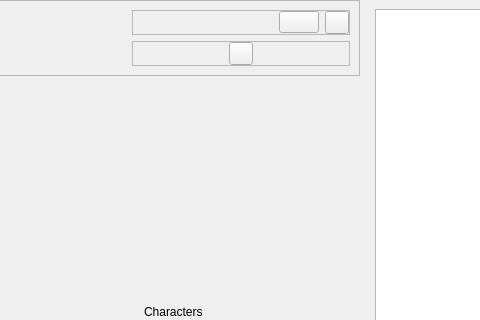
brandonzorn/Nlight, file data/ui/widgets/info.ui: the form before one commit; both pictures show x 96 to 576 and y 0 to 320 of the 736 by 531 pixel window.
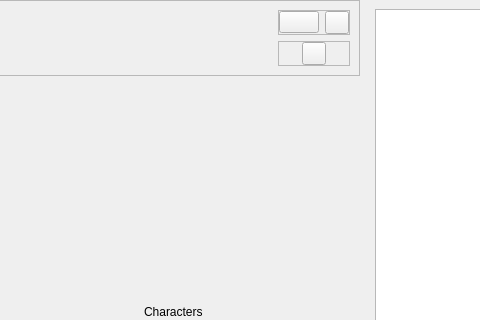
The form after the commit. Custom widgets are drawn as their Qt base class.

Patch:
```diff
--- a/data/ui/widgets/info.ui
+++ b/data/ui/widgets/info.ui
@@ -85,19 +85,6 @@
              <property name="bottomMargin">
               <number>0</number>
              </property>
-             <item>
-              <spacer name="horizontalSpacer_3">
-               <property name="orientation">
-                <enum>Qt::Horizontal</enum>
-               </property>
-               <property name="sizeHint" stdset="0">
-                <size>
-                 <width>40</width>
-                 <height>20</height>
-                </size>
-               </property>
-              </spacer>
-             </item>
              <item>
               <widget class="ComboBox" name="lib_list_box"/>
              </item>
@@ -363,12 +350,6 @@
    <header>qfluentwidgets</header>
    <container>1</container>
   </customwidget>
-  <customwidget>
-   <class>ElevatedCardWidget</class>
-   <extends>SimpleCardWidget</extends>
-   <header>qfluentwidgets</header>
-   <container>1</container>
-  </customwidget>
   <customwidget>
    <class>SimpleCardWidget</class>
    <extends>CardWidget</extends>
@@ -395,6 +376,12 @@
    <extends>QTreeWidget</extends>
    <header>qfluentwidgets</header>
   </customwidget>
+  <customwidget>
+   <class>ElevatedCardWidget</class>
+   <extends>SimpleCardWidget</extends>
+   <header>qfluentwidgets</header>
+   <container>1</container>
+  </customwidget>
  </customwidgets>
  <resources/>
  <connections/>
```
